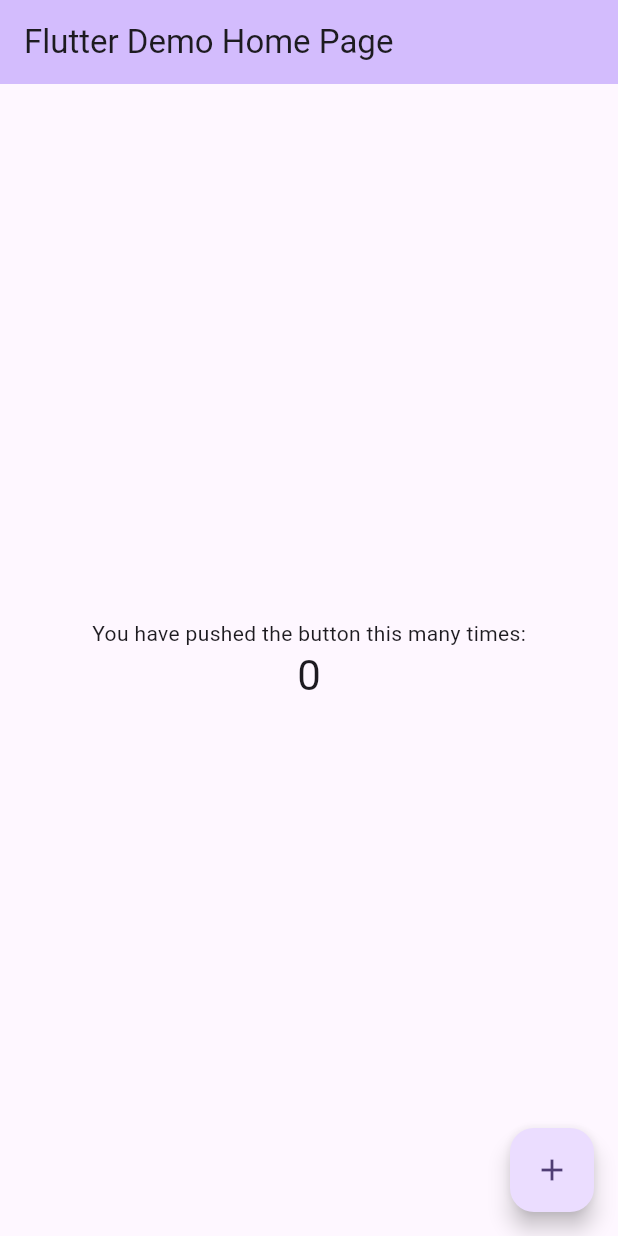
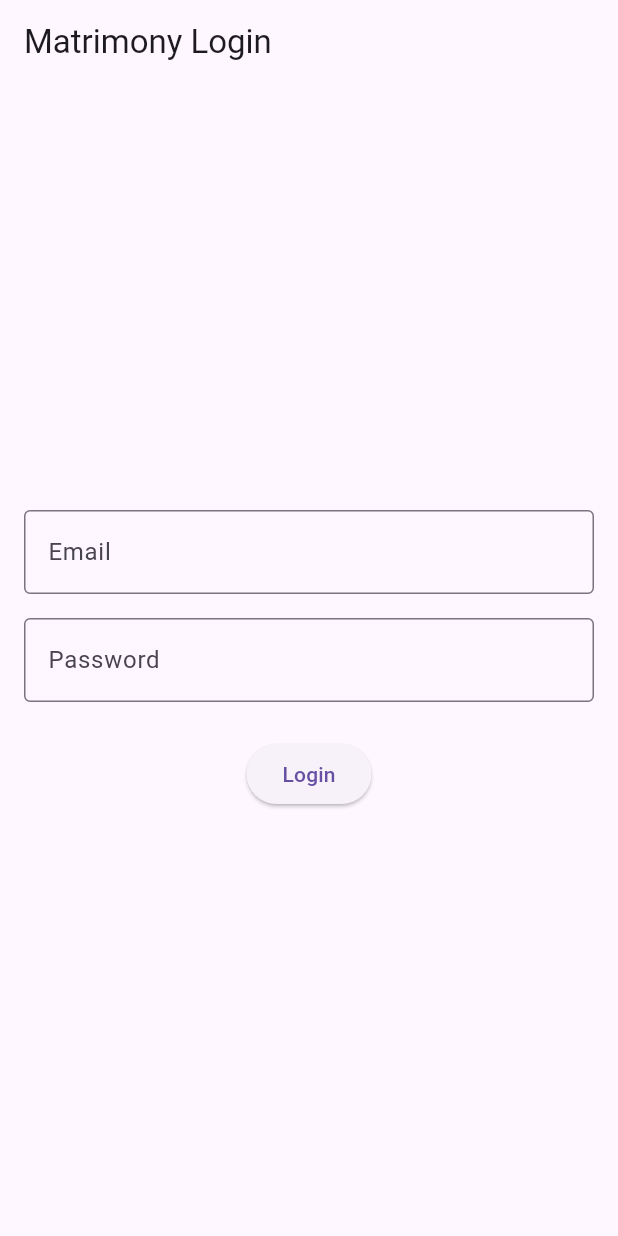
Before and after one commit to abdullah9038/matrimony_app, a Flutter app: the screen it shows after launch, on a phone screen of 412 x 824 dp. Run offline on Flutter 3.47's test engine with Material 3 defaults, Android fonts, the phone set to English and light mode, and no system bars.

Commit message:
feat: replace counter app with matrimony skeleton

```diff
--- a/lib/main.dart
+++ b/lib/main.dart
@@ -1,125 +1,141 @@
 import 'package:flutter/material.dart';
 
 void main() {
-  runApp(const MyApp());
+  runApp(const MatrimonyApp());
 }
 
-class MyApp extends StatelessWidget {
-  const MyApp({super.key});
+class MatrimonyApp extends StatelessWidget {
+  const MatrimonyApp({super.key});
 
-  // This widget is the root of your application.
   @override
   Widget build(BuildContext context) {
     return MaterialApp(
-      title: 'Flutter Demo',
+      title: 'Matrimony App',
+      debugShowCheckedModeBanner: false,
       theme: ThemeData(
-        // This is the theme of your application.
-        //
-        // TRY THIS: Try running your application with "flutter run". You'll see
-        // the application has a purple toolbar. Then, without quitting the app,
-        // try changing the seedColor in the colorScheme below to Colors.green
-        // and then invoke "hot reload" (save your changes or press the "hot
-        // reload" button in a Flutter-supported IDE, or press "r" if you used
-        // the command line to start the app).
-        //
-        // Notice that the counter didn't reset back to zero; the application
-        // state is not lost during the reload. To reset the state, use hot
-        // restart instead.
-        //
-        // This works for code too, not just values: Most code changes can be
-        // tested with just a hot reload.
-        colorScheme: ColorScheme.fromSeed(seedColor: Colors.deepPurple),
-        useMaterial3: true,
+        primarySwatch: Colors.purple,
       ),
-      home: const MyHomePage(title: 'Flutter Demo Home Page'),
+      home: const LoginPage(),
     );
   }
 }
 
-class MyHomePage extends StatefulWidget {
-  const MyHomePage({super.key, required this.title});
-
-  // This widget is the home page of your application. It is stateful, meaning
-  // that it has a State object (defined below) that contains fields that affect
-  // how it looks.
-
-  // This class is the configuration for the state. It holds the values (in this
-  // case the title) provided by the parent (in this case the App widget) and
-  // used by the build method of the State. Fields in a Widget subclass are
-  // always marked "final".
-
-  final String title;
-
-  @override
-  State<MyHomePage> createState() => _MyHomePageState();
-}
-
-class _MyHomePageState extends State<MyHomePage> {
-  int _counter = 0;
-
-  void _incrementCounter() {
-    setState(() {
-      // This call to setState tells the Flutter framework that something has
-      // changed in this State, which causes it to rerun the build method below
-      // so that the display can reflect the updated values. If we changed
-      // _counter without calling setState(), then the build method would not be
-      // called again, and so nothing would appear to happen.
-      _counter++;
-    });
-  }
+class LoginPage extends StatelessWidget {
+  const LoginPage({super.key});
 
   @override
   Widget build(BuildContext context) {
-    // This method is rerun every time setState is called, for instance as done
-    // by the _incrementCounter method above.
-    //
-    // The Flutter framework has been optimized to make rerunning build methods
-    // fast, so that you can just rebuild anything that needs updating rather
-    // than having to individually change instances of widgets.
     return Scaffold(
-      appBar: AppBar(
-        // TRY THIS: Try changing the color here to a specific color (to
-        // Colors.amber, perhaps?) and trigger a hot reload to see the AppBar
-        // change color while the other colors stay the same.
-        backgroundColor: Theme.of(context).colorScheme.inversePrimary,
-        // Here we take the value from the MyHomePage object that was created by
-        // the App.build method, and use it to set our appbar title.
-        title: Text(widget.title),
-      ),
-      body: Center(
-        // Center is a layout widget. It takes a single child and positions it
-        // in the middle of the parent.
+      appBar: AppBar(title: const Text("Matrimony Login")),
+      body: Padding(
+        padding: const EdgeInsets.all(16.0),
         child: Column(
-          // Column is also a layout widget. It takes a list of children and
-          // arranges them vertically. By default, it sizes itself to fit its
-          // children horizontally, and tries to be as tall as its parent.
-          //
-          // Column has various properties to control how it sizes itself and
-          // how it positions its children. Here we use mainAxisAlignment to
-          // center the children vertically; the main axis here is the vertical
-          // axis because Columns are vertical (the cross axis would be
-          // horizontal).
-          //
-          // TRY THIS: Invoke "debug painting" (choose the "Toggle Debug Paint"
-          // action in the IDE, or press "p" in the console), to see the
-          // wireframe for each widget.
           mainAxisAlignment: MainAxisAlignment.center,
-          children: <Widget>[
-            const Text(
-              'You have pushed the button this many times:',
+          children: [
+            const TextField(
+              decoration: InputDecoration(
+                labelText: "Email",
+                border: OutlineInputBorder(),
+              ),
             ),
-            Text(
-              '$_counter',
-              style: Theme.of(context).textTheme.headlineMedium,
+            const SizedBox(height: 16),
+            const TextField(
+              obscureText: true,
+              decoration: InputDecoration(
+                labelText: "Password",
+                border: OutlineInputBorder(),
+              ),
+            ),
+            const SizedBox(height: 24),
+            ElevatedButton(
+              onPressed: () {
+                Navigator.pushReplacement(
+                  context,
+                  MaterialPageRoute(builder: (context) => const HomePage()),
+                );
+              },
+              child: const Text("Login"),
             ),
           ],
         ),
       ),
-      floatingActionButton: FloatingActionButton(
-        onPressed: _incrementCounter,
-        tooltip: 'Increment',
-        child: const Icon(Icons.add),
-      ), // This trailing comma makes auto-formatting nicer for build methods.
     );
   }
 }
+
+class HomePage extends StatelessWidget {
+  const HomePage({super.key});
+
+  @override
+  Widget build(BuildContext context) {
+    return Scaffold(
+      appBar: AppBar(title: const Text("Matrimony Home")),
+      body: ListView(
+        padding: const EdgeInsets.all(16),
+        children: [
+          ListTile(
+            title: const Text("Profile"),
+            leading: const Icon(Icons.person),
+            onTap: () {
+              Navigator.push(
+                context,
+                MaterialPageRoute(builder: (context) => const ProfilePage()),
+              );
+            },
+          ),
+          ListTile(
+            title: const Text("Matches"),
+            leading: const Icon(Icons.favorite),
+            onTap: () {
+              Navigator.push(
+                context,
+                MaterialPageRoute(builder: (context) => const MatchesPage()),
+              );
+            },
+          ),
+        ],
+      ),
+    );
+  }
+}
+
+class ProfilePage extends StatelessWidget {
+  const ProfilePage({super.key});
+
+  @override
+  Widget build(BuildContext context) {
+    return Scaffold(
+      appBar: AppBar(title: const Text("My Profile")),
+      body: const Center(
+        child: Text("Profile details will go here"),
+      ),
+    );
+  }
+}
+
+class MatchesPage extends StatelessWidget {
+  const MatchesPage({super.key});
+
+  @override
+  Widget build(BuildContext context) {
+    final matches = [
+      "Ayesha, 25, Hyderabad",
+      "Fatima, 27, Bangalore",
+      "Sara, 24, Chennai",
+      "Zara, 26, Delhi",
+    ];
+
+    return Scaffold(
+      appBar: AppBar(title: const Text("Your Matches")),
+      body: ListView.builder(
+        itemCount: matches.length,
+        itemBuilder: (context, index) {
+          return ListTile(
+            leading: const Icon(Icons.favorite, color: Colors.pink),
+            title: Text(matches[index]),
+          );
+        },
+      ),
+    );
+  }
+}
```
